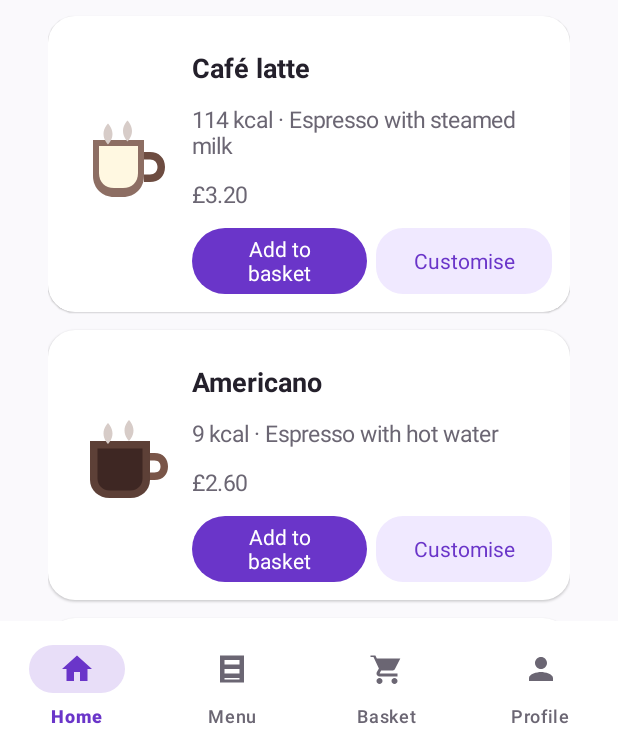
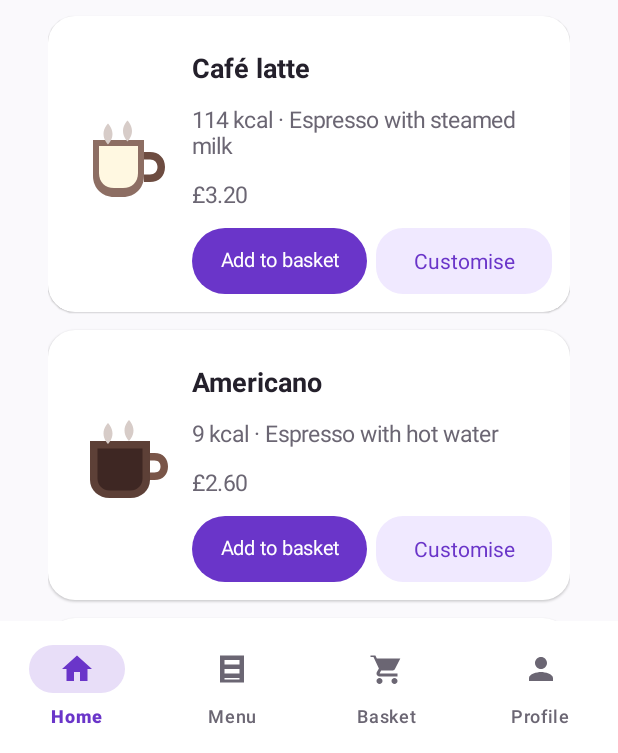
Before and after one commit to FIRD-GIT/Flo-Cafe, an Android app: the screen it shows after launch once a user with an empty profile is signed in (CustomerActivity), on a phone screen of 412 x 824 dp, the part 483-1236 px from its top. Run offline under Robolectric (Android 15) with nearby library versions, the phone set to English and light mode, and no system bars; our stand-ins replace Firebase (no records; nobody signed in at launch, a user with empty details on screens opened directly).

Commit message:
Polish menu action labels

```diff
--- a/app/src/main/java/com/firdgit/flocafe/CustomerActivity.kt
+++ b/app/src/main/java/com/firdgit/flocafe/CustomerActivity.kt
@@ -332,9 +332,15 @@ class CustomerActivity : AppCompatActivity() {
         details.addView(body(PriceFormatter.format(item.price)))
         val actions = horizontalRow().apply { setPadding(0, dp(4), 0, 0) }
         if (item.isCustomisable) {
-            actions.addView(actionButton(getString(R.string.add_to_basket)) {
+            val addButton = actionButton(getString(R.string.add_to_basket)) {
                 addItemToBasket(item, getString(R.string.standard_customisation))
-            }, LinearLayout.LayoutParams(0, dp(44), 1f).apply { marginEnd = dp(6) })
+            }.apply {
+                textSize = 13f
+                maxLines = 1
+                includeFontPadding = false
+                setPadding(dp(8), 0, dp(8), 0)
+            }
+            actions.addView(addButton, LinearLayout.LayoutParams(0, dp(44), 1f).apply { marginEnd = dp(6) })
             actions.addView(secondaryButton(getString(R.string.customise_item)) {
                 showProductDetail(item)
             }, LinearLayout.LayoutParams(0, dp(44), 1f))
```
